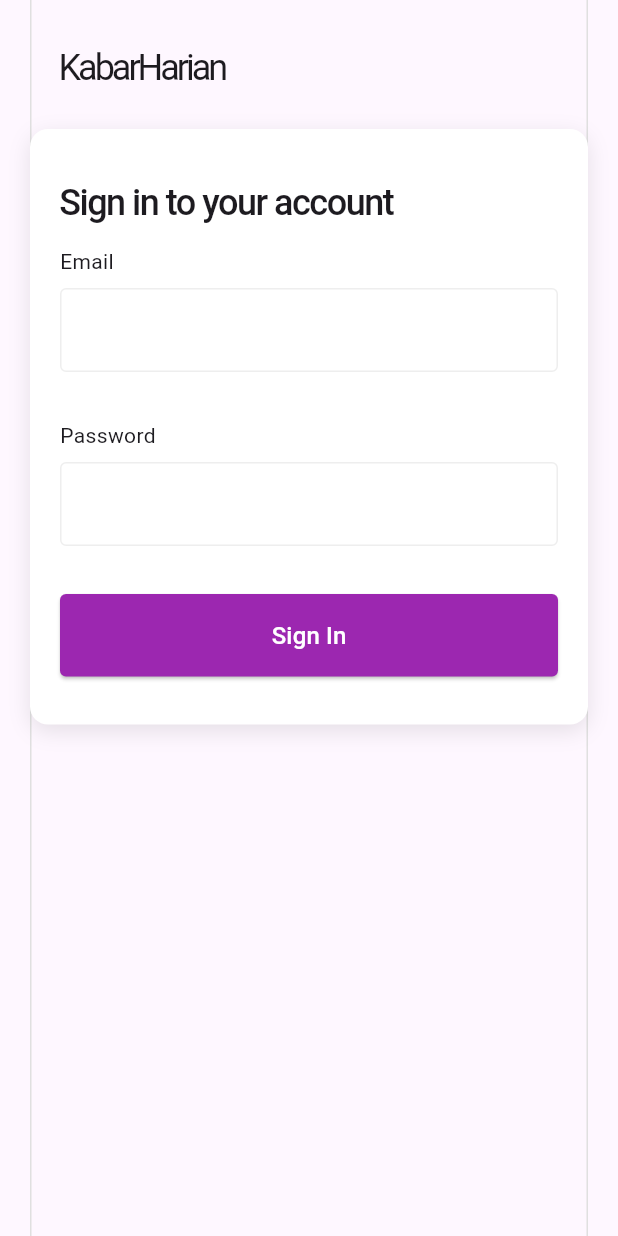
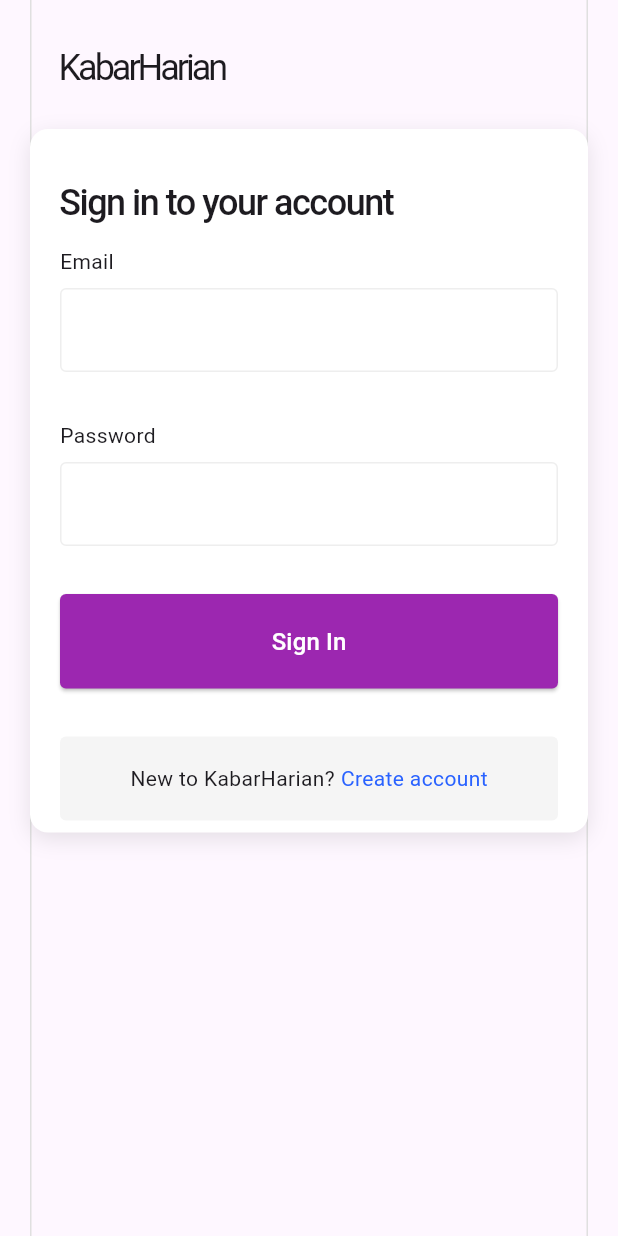
Before and after one commit to wafash08/kabar_harian, a Flutter app: the screen it shows after launch, on a phone screen of 412 x 824 dp. Run offline on Flutter 3.47's test engine with Material 3 defaults, Android fonts, the phone set to English and light mode, and no system bars; our stand-ins replace cloud_firestore, dio, firebase_auth, firebase_core, firebase_storage, flutter_riverpod and 3 more; accounts and stored records are empty; generated files the repository leaves out were written again.

Commit message:
add create account link if user has not yet signed up

```diff
--- a/lib/presentation/pages/login_page.dart
+++ b/lib/presentation/pages/login_page.dart
@@ -59,8 +59,8 @@
                 ),
                 verticalSpace(24),
                 Container(
-                    padding: const EdgeInsets.symmetric(
-                        horizontal: 20.0, vertical: 32.0),
+                    padding: const EdgeInsets.only(
+                        left: 20, right: 20, top: 32, bottom: 8),
                     decoration: const BoxDecoration(
                         color: Colors.white,
                         boxShadow: [
@@ -99,7 +99,7 @@
                         verticalSpace(32.0),
                         ElevatedButton(
                             style: ElevatedButton.styleFrom(
-                                padding: const EdgeInsets.all(16),
+                                padding: const EdgeInsets.all(20.0),
                                 backgroundColor: Colors.purple,
                                 shape: const RoundedRectangleBorder(
                                     borderRadius:
@@ -113,6 +113,28 @@
                               style: TextStyle(
                                   color: Colors.white, fontSize: 16.0),
                             )),
+                        verticalSpace(32.0),
+                        Container(
+                          height: 56,
+                          decoration: BoxDecoration(
+                              color: Colors.grey.shade100,
+                              borderRadius:
+                                  const BorderRadius.all(Radius.circular(4))),
+                          child: Row(
+                            mainAxisAlignment: MainAxisAlignment.center,
+                            children: [
+                              const Text('New to KabarHarian?'),
+                              horizontalSpace(4.0),
+                              GestureDetector(
+                                child: Text(
+                                  'Create account',
+                                  style: TextStyle(
+                                      color: Colors.blueAccent.shade700),
+                                ),
+                              )
+                            ],
+                          ),
+                        )
                       ],
                     )),
               ],
```
